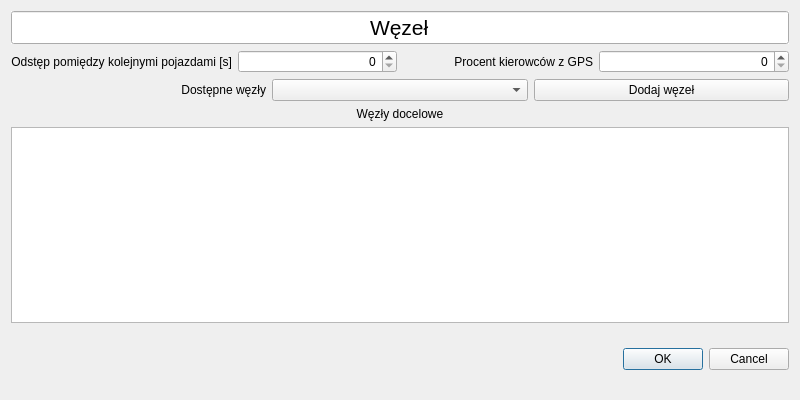
kicadan/TrafficLoadManager, file TrafficLoadManager/SpawnSettingsEditor.ui: the form before one commit.
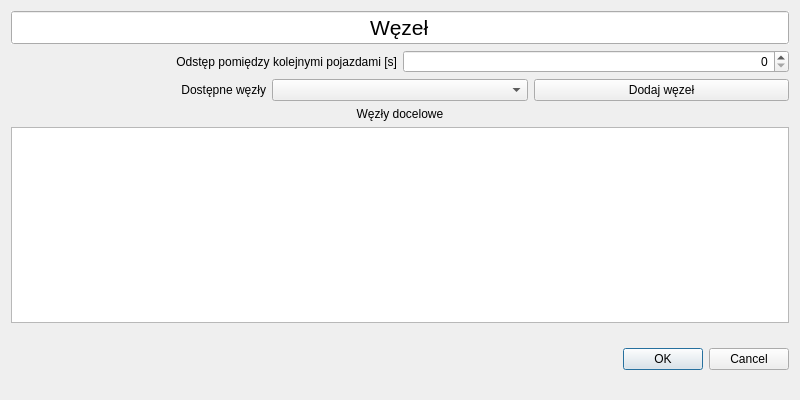
The form after the commit.

```diff
--- a/TrafficLoadManager/SpawnSettingsEditor.ui
+++ b/TrafficLoadManager/SpawnSettingsEditor.ui
@@ -70,34 +70,6 @@
          </item>
         </layout>
        </item>
-       <item>
-        <layout class="QHBoxLayout" name="horizontalLayout_2">
-         <item>
-          <layout class="QHBoxLayout" name="horizontalLayout">
-           <item>
-            <widget class="QLabel" name="label_4">
-             <property name="text">
-              <string>Procent kierowców z GPS</string>
-             </property>
-             <property name="alignment">
-              <set>Qt::AlignRight|Qt::AlignTrailing|Qt::AlignVCenter</set>
-             </property>
-            </widget>
-           </item>
-          </layout>
-         </item>
-         <item>
-          <widget class="QSpinBox" name="spinBox_smart_drivers">
-           <property name="alignment">
-            <set>Qt::AlignRight|Qt::AlignTrailing|Qt::AlignVCenter</set>
-           </property>
-           <property name="maximum">
-            <number>100</number>
-           </property>
-          </widget>
-         </item>
-        </layout>
-       </item>
       </layout>
      </item>
      <item>
```
